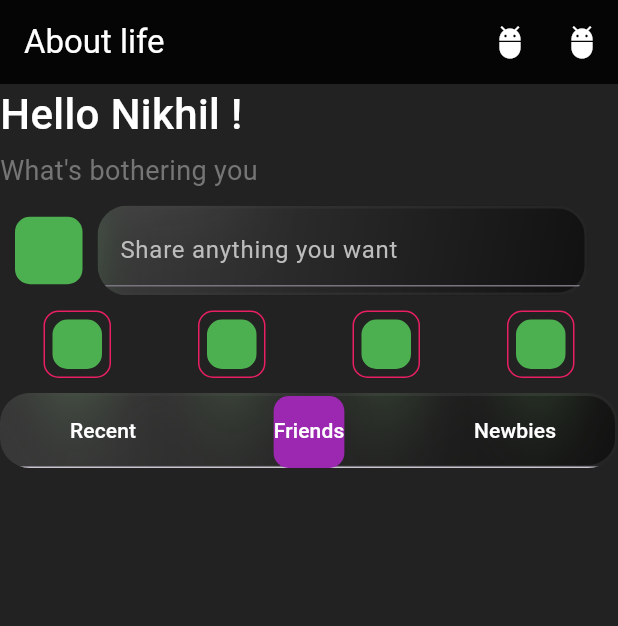
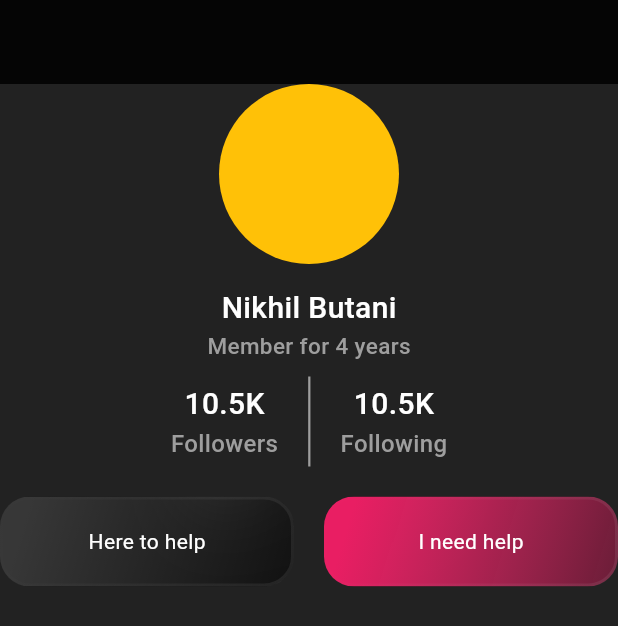
Before and after one commit to Cavin6080/community_app, a Flutter app: the screen it shows after launch, on a phone screen of 412 x 824 dp. Shown: the top 626 px of the screen. Run offline on Flutter 3.47's test engine with Material 2 defaults, Android fonts, the phone set to English and light mode, and no system bars; drawn by our look-alikes of glassmorphism; our stand-ins replace form_field_validator, get.

Commit message:
profile screen half done

```diff
--- a/lib/app/modules/home/views/home_view.dart
+++ b/lib/app/modules/home/views/home_view.dart
@@ -1,5 +1,6 @@
 import 'package:community_managment/app/extensions/empty_padding_extension.dart';
 import 'package:community_managment/app/modules/recent/views/recent_view.dart';
+import 'package:community_managment/app/theme/text_theme.dart';
 import 'package:community_managment/app/widgets/textfield.dart';
 import 'package:flutter/material.dart';
 
@@ -13,7 +14,7 @@ class HomeView extends GetView<HomeController> {
   @override
   Widget build(BuildContext context) {
     return DefaultTabController(
-      initialIndex: 1,
+      initialIndex: 0,
       length: 3,
       child: Scaffold(
         backgroundColor: Colors.black87,
@@ -27,14 +28,14 @@ class HomeView extends GetView<HomeController> {
           actions: [
             IconButton(
               onPressed: () {},
-              icon: Icon(
+              icon: const Icon(
                 Icons.adb,
                 color: Colors.white,
               ),
             ),
             IconButton(
               onPressed: () {},
-              icon: Icon(
+              icon: const Icon(
                 Icons.adb,
                 color: Colors.white,
               ),
@@ -42,30 +43,23 @@ class HomeView extends GetView<HomeController> {
           ],
         ),
         body: ListView(
+          padding: const EdgeInsets.symmetric(horizontal: 10),
           children: [
             const Text(
               "Hello Nikhil !",
-              style: TextStyle(
-                color: Colors.white,
-                fontSize: 28,
-                fontWeight: FontWeight.w500,
-              ),
+              style: titleTextStyle,
             ),
             5.ph,
             Text(
               "What's bothering you",
-              style: TextStyle(
-                color: Colors.grey.shade600,
-                fontSize: 18,
-                fontWeight: FontWeight.w400,
-              ),
+              style: lableGreyTextStyle,
             ),
             10.ph,
             Row(
               mainAxisAlignment: MainAxisAlignment.start,
               children: [
                 10.pw,
-                Flexible(
+                const Flexible(
                   child: StroyWidget(),
                 ),
                 10.pw,
@@ -87,7 +81,8 @@ class HomeView extends GetView<HomeController> {
                       stops: const [
                         0.1,
                         1,
-                        ]),
+                      ],
+                    ),
                     borderGradient: LinearGradient(
                       begin: Alignment.topLeft,
                       end: Alignment.bottomRight,
@@ -96,7 +91,6 @@ class HomeView extends GetView<HomeController> {
                         const Color(0xFFFFFFFF).withOpacity(0.08),
                       ],
                     ),
-                    // color: Colors.amber,
                     width: double.infinity,
                     child: const Center(
                       child: TextInputField(
@@ -177,15 +171,21 @@ class HomeView extends GetView<HomeController> {
               ),
             ),
             const SizedBox(
-              height: 400,
+              height: 600,
               child: TabBarView(
                 children: [
                   RecentView(),
                   Center(
-                    child: Text("It's rainy here"),
+                    child: Text(
+                      "It's friends page",
+                      style: TextStyle(color: Colors.white),
+                    ),
                   ),
                   Center(
-                    child: Text("It's sunny here"),
+                    child: Text(
+                      "It's newbies page",
+                      style: TextStyle(color: Colors.white),
+                    ),
                   ),
                 ],
               ),
@@ -207,21 +207,22 @@ class StroyWidget extends StatelessWidget {
   @override
   Widget build(BuildContext context) {
     return Container(
-      height: 45,
-      width: 45,
+      height: 50,
+      width: 50,
       decoration: BoxDecoration(
         borderRadius: BorderRadius.circular(10),
         // color: Colors.green,
         border: isStory
             ? Border.all(
                 color: Colors.pink,
+                width: 2,
               )
             : null,
       ),
       child: Container(
         margin: isStory ? const EdgeInsets.all(5) : EdgeInsets.zero,
         decoration: BoxDecoration(
-          color: Colors.green,
+          color: Colors.white,
           borderRadius: BorderRadius.circular(10),
         ),
       ),
--- /dev/null
+++ b/lib/app/modules/profile/views/profile_view.dart
@@ -0,0 +1,188 @@
+import 'dart:ui';
+
+import 'package:community_managment/app/extensions/empty_padding_extension.dart';
+import 'package:flutter/material.dart';
+
+import 'package:get/get.dart';
+import 'package:glassmorphism/glassmorphism.dart';
+
+import '../controllers/profile_controller.dart';
+
+class ProfileView extends GetView<ProfileController> {
+  const ProfileView({Key? key}) : super(key: key);
+  @override
+  Widget build(BuildContext context) {
+    return Scaffold(
+      backgroundColor: Colors.black87,
+      appBar: AppBar(
+        backgroundColor: Colors.black87,
+      ),
+      body: ListView(
+        children: [
+          const Center(
+            child: CircleAvatar(
+              radius: 60,
+              backgroundColor: Colors.amber,
+            ),
+          ),
+          15.ph,
+          const Center(
+            child: Text(
+              "Nikhil Butani",
+              style: TextStyle(
+                color: Colors.white,
+                fontSize: 20,
+                fontWeight: FontWeight.w500,
+              ),
+            ),
+          ),
+          Center(
+            child: Text(
+              "Member for 4 years",
+              style: TextStyle(
+                color: Colors.grey.shade500,
+                fontSize: 15,
+                fontWeight: FontWeight.w500,
+              ),
+            ),
+          ),
+          10.ph,
+          Row(
+            mainAxisAlignment: MainAxisAlignment.center,
+            children: [
+              Column(
+                children: [
+                  const Text(
+                    "10.5K",
+                    style: TextStyle(
+                      color: Colors.white,
+                      fontSize: 20,
+                      fontWeight: FontWeight.w500,
+                    ),
+                  ),
+                  Text(
+                    "Followers",
+                    style: TextStyle(
+                      color: Colors.grey.shade500,
+                      fontSize: 16,
+                      fontWeight: FontWeight.w500,
+                    ),
+                  ),
+                ],
+              ),
+              Container(
+                margin: const EdgeInsets.symmetric(horizontal: 20),
+                height: 60,
+                width: 1.5,
+                color: Colors.grey.shade500,
+              ),
+              Column(
+                children: [
+                  const Text(
+                    "10.5K",
+                    style: TextStyle(
+                      color: Colors.white,
+                      fontSize: 20,
+                      fontWeight: FontWeight.w500,
+                    ),
+                  ),
+                  Text(
+                    "Following",
+                    style: TextStyle(
+                      color: Colors.grey.shade500,
+                      fontSize: 16,
+                      fontWeight: FontWeight.w500,
+                    ),
+                  ),
+                ],
+              ),
+            ],
+          ),
+          // body
+          20.ph,
+          Row(
+            children: [
+              Flexible(
+                child: GlassmorphicContainer(
+                  height: 60,
+                  borderRadius: 20,
+                  blur: 20,
+                  alignment: Alignment.bottomCenter,
+                  border: 2,
+                  linearGradient: LinearGradient(
+                    begin: Alignment.topLeft,
+                    end: Alignment.bottomRight,
+                    colors: [
+                      const Color(0xFFffffff).withOpacity(0.2),
+                      const Color(0xFFFFFFFF).withOpacity(0.05),
+                    ],
+                    stops: const [
+                      0.1,
+                      1,
+                    ],
+                  ),
+                  borderGradient: LinearGradient(
+                    begin: Alignment.topLeft,
+                    end: Alignment.bottomRight,
+                    colors: [
+                      const Color(0xFFffffff).withOpacity(0),
+                      const Color(0xFFFFFFFF).withOpacity(0.08),
+                    ],
+                  ),
+                  width: double.infinity,
+                  child: const Center(
+                    child: Text(
+                      "Here to help",
+                      style: TextStyle(
+                        color: Colors.white,
+                      ),
+                    ),
+                  ),
+                ),
+              ),
+              20.pw,
+              Flexible(
+                child: GlassmorphicContainer(
+                  height: 60,
+                  borderRadius: 20,
+                  blur: 20,
+                  alignment: Alignment.bottomCenter,
+                  border: 2,
+                  linearGradient: LinearGradient(
+                    begin: Alignment.topLeft,
+                    end: Alignment.bottomRight,
+                    colors: [
+                      Colors.pink.withOpacity(1),
+                      Colors.pinkAccent.withOpacity(0.4),
+                    ],
+                    stops: const [
+                      0.1,
+                      1,
+                    ],
+                  ),
+                  borderGradient: LinearGradient(
+                    begin: Alignment.topLeft,
+                    end: Alignment.bottomRight,
+                    colors: [
+                      const Color(0xFFffffff).withOpacity(0),
+                      const Color(0xFFFFFFFF).withOpacity(0.08),
+                    ],
+                  ),
+                  width: double.infinity,
+                  child: const Center(
+                    child: Text(
+                      "I need help",
+                      style: TextStyle(
+                        color: Colors.white,
+                      ),
+                    ),
+                  ),
+                ),
+              ),
+            ],
+          ),
+        ],
+      ),
+    );
+  }
+}
--- a/lib/app/routes/app_pages.dart
+++ b/lib/app/routes/app_pages.dart
@@ -2,6 +2,8 @@ import 'package:get/get.dart';
 
 import '../modules/home/bindings/home_binding.dart';
 import '../modules/home/views/home_view.dart';
+import '../modules/profile/bindings/profile_binding.dart';
+import '../modules/profile/views/profile_view.dart';
 import '../modules/recent/bindings/recent_binding.dart';
 import '../modules/recent/views/recent_view.dart';
 
@@ -23,5 +25,10 @@ class AppPages {
       page: () => const RecentView(),
       binding: RecentBinding(),
     ),
+    GetPage(
+      name: _Paths.PROFILE,
+      page: () => const ProfileView(),
+      binding: ProfileBinding(),
+    ),
   ];
 }
--- a/lib/app/routes/app_routes.dart
+++ b/lib/app/routes/app_routes.dart
@@ -5,10 +5,12 @@ abstract class Routes {
   Routes._();
   static const HOME = _Paths.HOME;
   static const RECENT = _Paths.RECENT;
+  static const PROFILE = _Paths.PROFILE;
 }
 
 abstract class _Paths {
   _Paths._();
   static const HOME = '/home';
   static const RECENT = '/recent';
+  static const PROFILE = '/profile';
 }
--- a/lib/main.dart
+++ b/lib/main.dart
@@ -20,7 +20,8 @@ class MyApp extends StatelessWidget {
     return GetMaterialApp(
       title: "Application",
       theme: ThemeData(useMaterial3: true),
-      initialRoute: AppPages.INITIAL,
+      // initialRoute: AppPages.INITIAL,
+      initialRoute: Routes.PROFILE,
       getPages: AppPages.routes,
     );
   }
```
Also changed, not shown: lib/app/modules/profile/bindings/profile_binding.dart (added, +12 -0 lines), lib/app/modules/profile/controllers/profile_controller.dart (added, +23 -0 lines), lib/app/modules/recent/views/recent_view.dart (+55 -8 lines), lib/app/theme/text_theme.dart (added, +13 -0 lines). Lines whose indentation alone changed are shown as unchanged.
